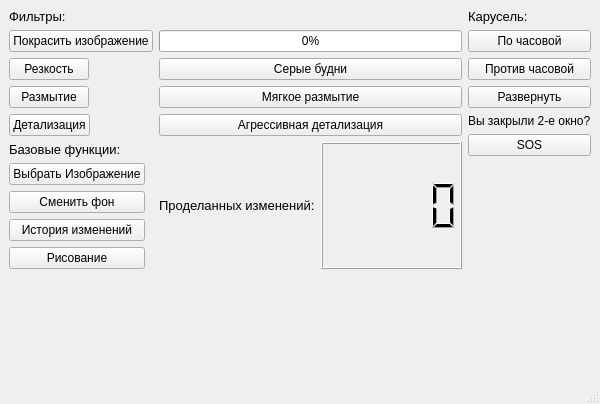
Above: test_qt.ui from What-is-love-bdnhm/my_project before the change. Below: the same form after it.
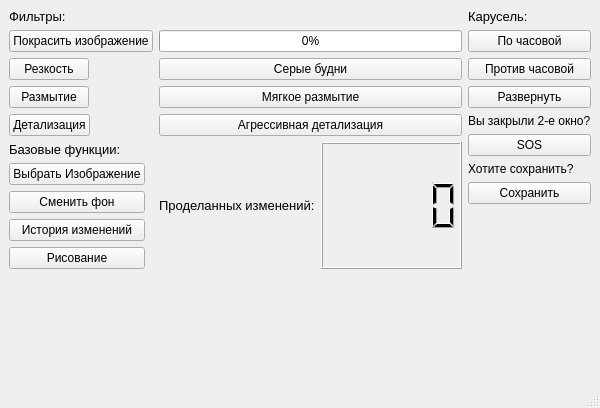
That is the form after the change.

```diff
--- a/test_qt.ui
+++ b/test_qt.ui
@@ -7,7 +7,7 @@
     <x>0</x>
     <y>0</y>
     <width>600</width>
-    <height>404</height>
+    <height>408</height>
    </rect>
   </property>
   <property name="windowTitle">
@@ -216,6 +216,20 @@
           </property>
          </widget>
         </item>
+        <item>
+         <widget class="QLabel" name="label_6">
+          <property name="text">
+           <string>Хотите сохранить?</string>
+          </property>
+         </widget>
+        </item>
+        <item>
+         <widget class="QPushButton" name="button_16">
+          <property name="text">
+           <string>Сохранить</string>
+          </property>
+         </widget>
+        </item>
         <item>
          <spacer name="verticalSpacer">
           <property name="orientation">
```
